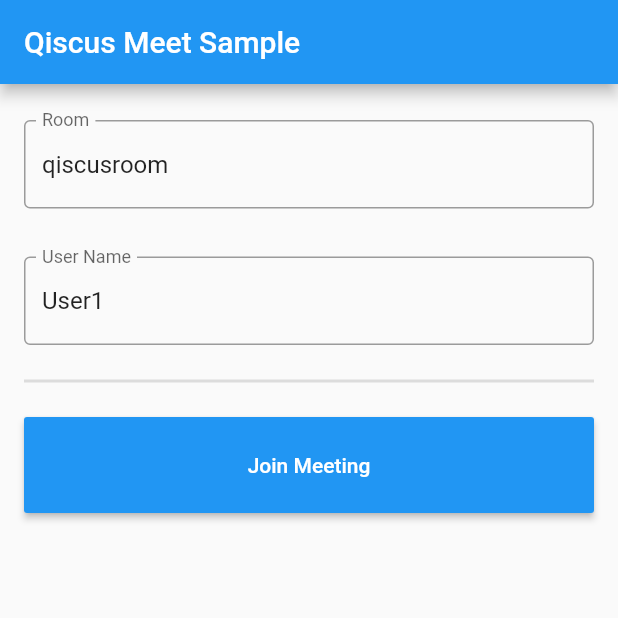
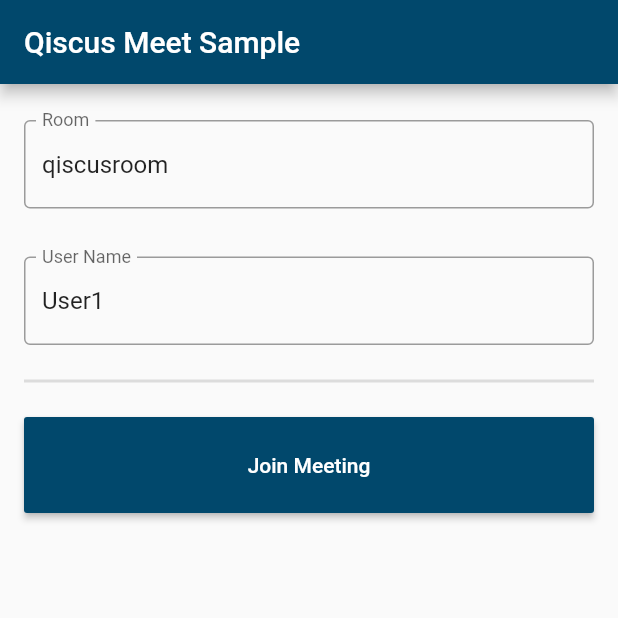
Before and after one commit to qiscus/qiscus-meet-sdk-flutter, a Flutter app: the screen it shows after launch, after a tap on "Join Meeting", on a phone screen of 412 x 824 dp, the top half of it. Run offline on Flutter 3.47's test engine with Material 2 defaults, Android fonts, the phone set to English and light mode, and no system bars; missing offline and left inert: dart:ffi; statements that could not run were skipped.

```diff
--- a/example/lib/main.dart
+++ b/example/lib/main.dart
@@ -1,8 +1,6 @@
-import 'dart:io';
 
 import 'package:flutter/cupertino.dart';
 import 'package:flutter/material.dart';
-import 'package:qiscus_meet/feature_flag/feature_flag.dart';
 import 'package:qiscus_meet/meet_jwt_config.dart';
 import 'package:qiscus_meet/qiscus_meet.dart';
 import 'package:qiscus_meet/qiscus_meet_listener.dart';
@@ -36,6 +34,7 @@ class _MyAppState extends State<MyApp> {
         onPictureInPictureTerminated: _onPictureInPictureTerminated,
         onParticipantJoined: _onParticipantJoined,
         onParticipantLeft: _onParticipantLeft,
+        onRecordingStatus: _onRecordingStatus,
         onError: _onError));
   }
 
@@ -49,7 +48,9 @@ class _MyAppState extends State<MyApp> {
   Widget build(BuildContext context) {
     return MaterialApp(
       home: Scaffold(
+
         appBar: AppBar(
+          backgroundColor: Color.fromRGBO(1, 72, 108, 1),
           title: const Text('Qiscus Meet Sample'),
         ),
         body: Container(
@@ -97,7 +98,7 @@ class _MyAppState extends State<MyApp> {
                       "Join Meeting",
                       style: TextStyle(color: Colors.white),
                     ),
-                    color: Colors.blue,
+                    color: Color.fromRGBO(1, 72, 108, 1),
                   ),
                 ),
                 SizedBox(
@@ -132,15 +133,32 @@ class _MyAppState extends State<MyApp> {
   _joinMeeting() async {
     QiscusMeet.setup("meetstage-iec22sd", "https://call.qiscus.com");
     MeetJwtConfig meetJwtConfig = MeetJwtConfig();
-    meetJwtConfig.setEmail("marco@qiscus.com");
+    meetJwtConfig.email = "marco@qiscus.com";
     meetJwtConfig.build();
-    QiscusMeet.config().setJwtConfig(meetJwtConfig);
-    await QiscusMeet.call(
+    //Android Only
+    QiscusMeet
+        .config()
+        .autoRecording = true;
+    //iOS Only
+    QiscusMeet
+        .config()
+        .callKitName = "Qiscus Meet:${roomText.text.toString()}";
+    QiscusMeet
+        .config()
+        .jwtConfig = meetJwtConfig;
+    QiscusMeet.config().overflowMenu = true;
+    QiscusMeet.config().enableChat = false;
+    QiscusMeet.config().screenSharing = true;
+   QiscusMeet.call(
+      //room name
         roomText.text,
+        //username
         nameText.text,
+        //avatar
         "https://d1.awsstatic.com/events/aws-hosted-events/2020/APAC/case-studies/case-study-logo-qiscus.5433a4b9da2693dd49766a971aac887ece8c6d18.png",
-            "Qiscus Meet: ${roomText.text.toString()}",
+        //audio muted
         false,
+        //video muted
         false)
         .build();
   }
@@ -148,7 +166,9 @@ class _MyAppState extends State<MyApp> {
   static final Map<RoomNameConstraintType, RoomNameConstraint>
   customContraints = {
     RoomNameConstraintType.MAX_LENGTH: new RoomNameConstraint((value) {
-      return value.trim().length <= 50;
+      return value
+          .trim()
+          .length <= 50;
     }, "Maximum room name length should be 30."),
     RoomNameConstraintType.FORBIDDEN_CHARS: new RoomNameConstraint((value) {
       return RegExp(r"[$€£]+", caseSensitive: false, multiLine: false)
@@ -181,20 +201,20 @@ class _MyAppState extends State<MyApp> {
 
   void _onParticipantJoined({message}) {
     //Do anything when participant joined
-     debugPrint(
-        "_onParticipantJoined broadcasted with message: $message");
+    debugPrint("_onParticipantJoined broadcasted with message: $message");
   }
 
   void _onParticipantLeft({message}) {
     //Do anything when participant left
     QiscusMeet.endCall();
-    debugPrint(
-        "_onParticipantLeft broadcasted with message: $message");
+    debugPrint("_onParticipantLeft broadcasted with message: $message");
+  }
+  void _onRecordingStatus({message}) {
+    //Do anything when recording get response
+    debugPrint("_onRecordingStatus message: $message");
   }
 
-
-
-  _onError(error) {
+  void _onError(error) {
     debugPrint("_onError broadcasted: $error");
   }
 }
```
Lines whose indentation alone changed are shown as unchanged.
